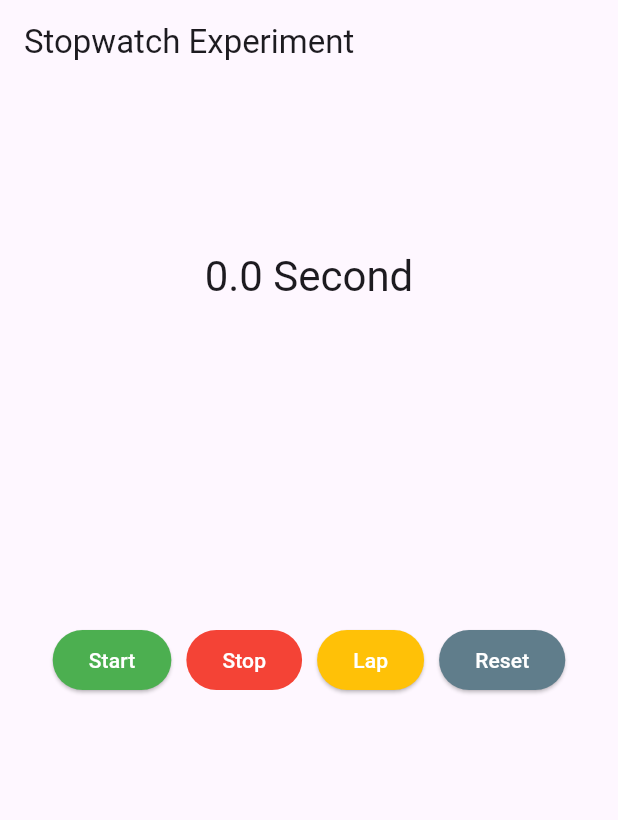
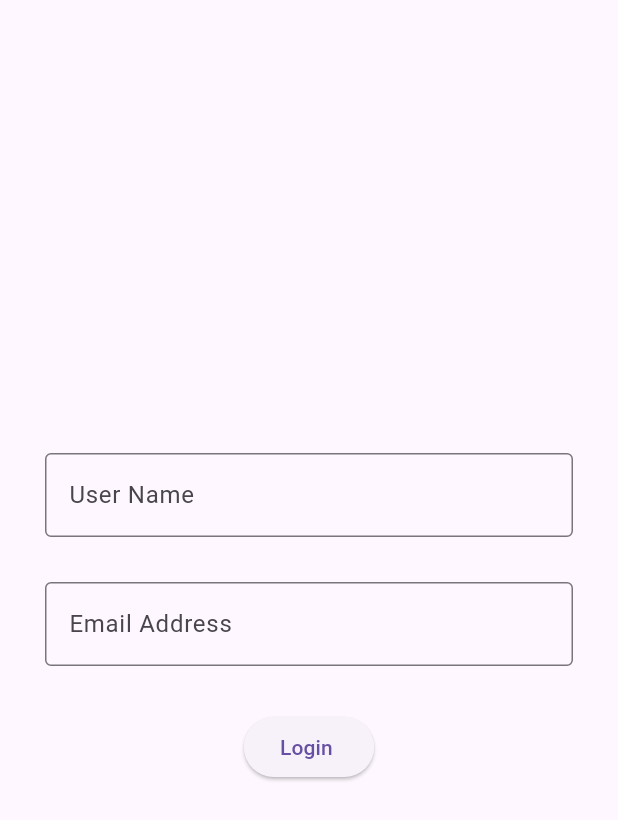
Before and after one commit to krishpansara/flutter-project, a Flutter app: the screen it shows after launch, on a phone screen of 412 x 824 dp. Shown: the top 820 px of the screen. Run offline on Flutter 3.47's test engine with Material 3 defaults, Android fonts, the phone set to English and light mode, and no system bars.

Commit message:
login page

```diff
--- a/NV/nv_demo/lib/main.dart
+++ b/NV/nv_demo/lib/main.dart
@@ -1,6 +1,7 @@
 import 'package:flutter/material.dart';
+import 'package:nv_demo/stop_watch/login_page.dart';
 // import 'package:nv_demo/02_calculator/calc_demo.dart';
-import 'package:nv_demo/stop_watch/stop_watch.dart';
+// import 'package:nv_demo/stop_watch/stop_watch.dart';
 // import 'package:nv_demo/01_flutter/column_experiment.dart';
 // import 'package:nv_demo/02_calculator/calculator.dart';
 // import 'package:nv_demo/01_flutter/container_expeiment.dart';
@@ -18,7 +19,7 @@ class MainApp extends StatelessWidget {
       home: Scaffold(
         // body: CustomContainer(),
         // body:ColumnExperiment(),
-        body:StopwatchExperiemnt(),
+        body:LoginScreen(),
         // body:CalculatorPart(),
 
         // body:Calculator(),
--- /dev/null
+++ b/NV/nv_demo/lib/stop_watch/login_page.dart
@@ -0,0 +1,94 @@
+import 'package:flutter/material.dart';
+import 'package:nv_demo/stop_watch/stop_watch.dart';
+
+class LoginScreen extends StatefulWidget {
+  const LoginScreen({super.key});
+
+  @override
+  State<LoginScreen> createState() => _LoginScreenState();
+}
+
+class _LoginScreenState extends State<LoginScreen> {
+  String name = "";
+  String email = "";
+  bool isloggedin = false;
+
+  TextEditingController t1 = TextEditingController();
+  TextEditingController t2 = TextEditingController();
+  final _formKey = GlobalKey<FormState>();
+
+  @override
+  Widget build(BuildContext context) {
+    return Scaffold(body: _buildLoginForm());
+  }
+
+  Widget _buildLoginForm() {
+    return Form(
+      key: _formKey,
+      child: Padding(
+        padding: EdgeInsets.all(30),
+        child: Column(
+          mainAxisAlignment: MainAxisAlignment.center,
+          crossAxisAlignment: CrossAxisAlignment.center,
+          children: [
+            TextFormField(
+              controller: t1,
+              decoration: const InputDecoration(
+                labelText: 'User Name',
+                border: OutlineInputBorder(),
+              ),
+              validator: (text) => text!.isEmpty ? 'Enter Name' : null,
+            ),
+            const SizedBox(
+              height: 30,
+            ),
+            TextFormField(
+              controller: t2,
+              decoration: const InputDecoration(
+                labelText: 'Email Address',
+                border: OutlineInputBorder(),
+              ),
+              validator: (text) {
+                if (text!.isEmpty) {
+                  return 'Email cannot be blank';
+                }
+                final regex =
+                    RegExp(r'^[a-zA-Z0-9._%+-]+@[a-zA-Z0-9.-]+\.[a-zA-Z]{2,}$');
+                if (!regex.hasMatch(text)) {
+                  return 'Enter valid email address';
+                }
+                return null;
+              },
+            ),
+            const SizedBox(
+              height: 30,
+            ),
+            ElevatedButton(
+              onPressed: _validateInput,
+              child: Text("Login "),
+            ),
+          ],
+        ),
+      ),
+    );
+  }
+
+  void _validateInput() {
+    final form = _formKey.currentState;
+    if (form?.validate() == true) {
+      name = t1.text;
+      email = t2.text;
+      Navigator.of(context).pushReplacement(MaterialPageRoute(
+          builder: (_) => StopwatchExperiemnt(name: name, email: email)));
+    } else {
+      print('Some values are missing in the form');
+    }
+  }
+
+  @override
+  void dispose() {
+    t1.dispose();
+    t2.dispose();
+    super.dispose();
+  }
+}
--- a/NV/nv_demo/lib/stop_watch/stop_watch.dart
+++ b/NV/nv_demo/lib/stop_watch/stop_watch.dart
@@ -2,7 +2,8 @@ import 'dart:async';
 import 'package:flutter/material.dart';
 
 class StopwatchExperiemnt extends StatefulWidget {
-  const StopwatchExperiemnt({super.key});
+  var name, email;
+  StopwatchExperiemnt({super.key, required this.name, required this.email});
 
   @override
   State<StopwatchExperiemnt> createState() => _StopwatchExperiemntState();
@@ -19,7 +20,7 @@ class _StopwatchExperiemntState extends State<StopwatchExperiemnt> {
   Widget build(BuildContext context) {
     return Scaffold(
         appBar: AppBar(
-          title: const Text('Stopwatch Experiment'),
+          title: Text(widget.name),
         ),
         body: Column(
           mainAxisAlignment: MainAxisAlignment.center,
```
